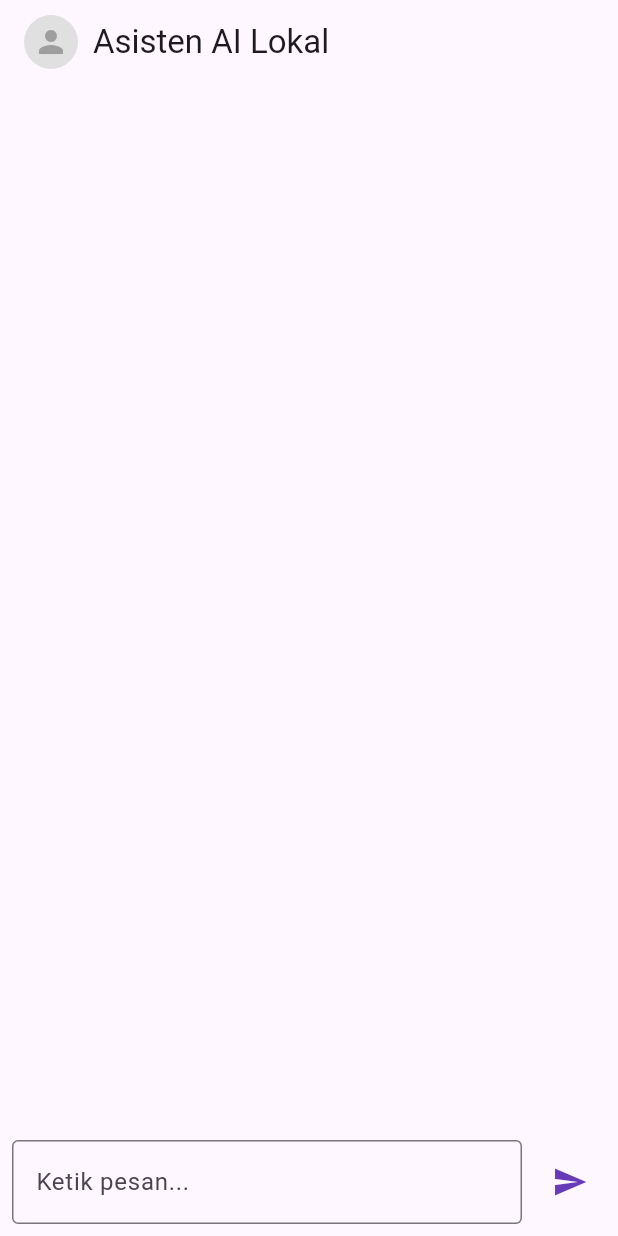
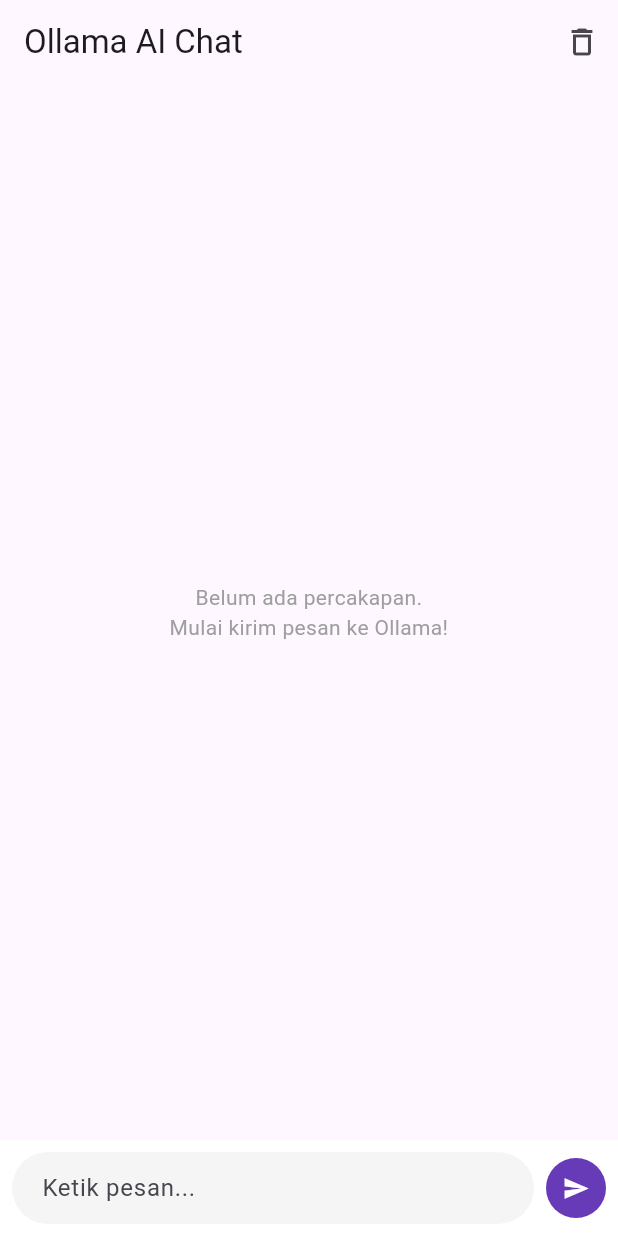
Before and after one commit to zmarty-hub/zm-assistant, a Flutter app: the screen it shows after launch, after a tap on the "send" icon, on a phone screen of 412 x 824 dp. Run offline on Flutter 3.47's test engine with Material 3 defaults, Android fonts, the phone set to English and light mode, and no system bars; our stand-ins replace shared_preferences.

Commit message:
Update main.dart

```diff
--- a/lib/main.dart
+++ b/lib/main.dart
@@ -1,12 +1,11 @@
 import 'dart:convert';
-import 'dart:async';
-import 'dart:io';
 import 'package:flutter/material.dart';
 import 'package:http/http.dart' as http;
-import 'package:image_picker/image_picker.dart';
 import 'package:shared_preferences/shared_preferences.dart';
 
-void main() => runApp(const MyApp());
+void main() {
+  runApp(const MyApp());
+}
 
 class MyApp extends StatelessWidget {
   const MyApp({super.key});
@@ -14,10 +13,13 @@ class MyApp extends StatelessWidget {
   @override
   Widget build(BuildContext context) {
     return MaterialApp(
+      title: 'Ollama Chat',
+      theme: ThemeData(
+        colorScheme: ColorScheme.fromSeed(seedColor: Colors.deepPurple),
+        useMaterial3: true,
+      ),
+      home: const ChatScreen(),
       debugShowCheckedModeBanner: false,
-      title: 'Ollama Chat',
-      theme: ThemeData(primarySwatch: Colors.deepPurple),
-      home: const ChatScreen(),
     );
   }
 }
@@ -31,134 +33,154 @@ class ChatScreen extends StatefulWidget {
 
 class _ChatScreenState extends State<ChatScreen> {
   final TextEditingController _controller = TextEditingController();
-  final List<Map<String, String>> _messages = [];
+  final ScrollController _scrollController = ScrollController();
+  List<Map<String, String>> _messages = [];
   bool _isLoading = false;
-  String? _profileImagePath;
 
-  // URL Ollama (Ganti IP dengan IP Lokal Laptop Anda)
+  // Sesuaikan IP laptop Anda di sini
   final String _localUrl = "http://192.168.1.27:11434/api/chat";
-  final String _publicUrl = "https://ollama.zarai.my.id/api/chat";
   final String _modelName = "gemma4-chatollama";
 
   @override
   void initState() {
     super.initState();
-    _loadProfileImage();
+    _loadHistory();
   }
 
-  // Fungsi memuat foto profil dari memori saat aplikasi dibuka
-  Future<void> _loadProfileImage() async {
+  // Memuat riwayat chat dari SharedPreferences agar tersimpan permanen
+  Future<void> _loadHistory() async {
     final prefs = await SharedPreferences.getInstance();
+    final String? historyString = prefs.getString('chat_history');
+    if (historyString != null) {
+      final List<dynamic> decoded = jsonDecode(historyString);
       setState(() {
-      _profileImagePath = prefs.getString('profile_image_path');
-    });
-  }
-
-  // Fungsi membuka galeri dan menyimpan foto profil baru
-  Future<void> _pickImage() async {
-    final ImagePicker picker = ImagePicker();
-    final XFile? image = await picker.pickImage(source: ImageSource.gallery);
-
-    if (image != null) {
-      final prefs = await SharedPreferences.getInstance();
-      await prefs.setString('profile_image_path', image.path);
-      setState(() {
-        _profileImagePath = image.path;
+        _messages = decoded.map((item) => Map<String, String>.from(item)).toList();
       });
     }
   }
 
+  // Menyimpan riwayat chat secara otomatis
+  Future<void> _saveHistory() async {
+    final prefs = await SharedPreferences.getInstance();
+    await prefs.setString('chat_history', jsonEncode(_messages));
+  }
+
+  // Menghapus riwayat chat
+  Future<void> _clearHistory() async {
+    final prefs = await SharedPreferences.getInstance();
+    await prefs.remove('chat_history');
+    setState(() {
+      _messages.clear();
+    });
+  }
+
   Future<void> _sendMessage() async {
-    if (_controller.text.trim().isEmpty) return;
+    final text = _controller.text.trim();
+    if (text.isEmpty) return;
 
-    final userText = _controller.text;
     _controller.clear();
-
     setState(() {
-      _messages.add({"role": "user", "content": userText});
+      _messages.add({"role": "user", "content": text});
       _isLoading = true;
     });
+    _saveHistory();
+    _scrollToBottom();
 
-    final payload = jsonEncode({
+    try {
+      final response = await http.post(
+        Uri.parse(_localUrl),
+        headers: {"Content-Type": "application/json"},
+        body: jsonEncode({
           "model": _modelName,
           "messages": _messages,
           "stream": false,
-    });
-
-    try {
-      http.Response response;
-      try {
-        response = await http.post(
-          Uri.parse(_localUrl),
-          headers: {"Content-Type": "application/json"},
-          body: payload,
-        ).timeout(const Duration(seconds: 3));
-      } catch (e) {
-        response = await http.post(
-          Uri.parse(_publicUrl),
-          headers: {"Content-Type": "application/json"},
-          body: payload,
+        }),
       );
-      }
 
       if (response.statusCode == 200) {
         final data = jsonDecode(response.body);
-        final botReply = data['message']['content'];
-
+        final botReply = data['message']['content'] ?? "Tidak ada respons.";
         setState(() {
           _messages.add({"role": "assistant", "content": botReply});
         });
       } else {
         setState(() {
-          _messages.add({
-            "role": "assistant",
-            "content": "Error: Gagal terhubung ke server (${response.statusCode})"
-          });
+          _messages.add({"role": "assistant", "content": "Error server: ${response.statusCode}"});
         });
       }
     } catch (e) {
       setState(() {
-        _messages.add({
-          "role": "assistant",
-          "content": "Error koneksi total. Pastikan laptop menyala dan Ollama aktif."
-        });
+        _messages.add({"role": "assistant", "content": "Gagal terhubung ke Ollama. Periksa kembali IP dan jaringan."});
       });
     } finally {
       setState(() {
         _isLoading = false;
       });
+      _saveHistory();
+      _scrollToBottom();
     }
+  }
+
+  void _scrollToBottom() {
+    WidgetsBinding.instance.addPostFrameCallback((_) {
+      if (_scrollController.hasClients) {
+        _scrollController.animateTo(
+          _scrollController.position.maxScrollExtent,
+          duration: const Duration(milliseconds: 300),
+          curve: Curves.easeOut,
+        );
+      }
+    });
   }
 
   @override
   Widget build(BuildContext context) {
     return Scaffold(
       appBar: AppBar(
-        title: Row(
-          children: [
-            GestureDetector(
-              onTap: _pickImage, // Jika ditekan, akan membuka galeri HP
-              child: CircleAvatar(
-                radius: 18,
-                backgroundColor: Colors.grey[300],
-                backgroundImage: _profileImagePath != null
-                    ? FileImage(File(_profileImagePath!))
-                    : null,
-                child: _profileImagePath == null
-                    ? const Icon(Icons.person, color: Colors.grey)
-                    : null,
+        title: const Text('Ollama AI Chat'),
+        actions: [
+          IconButton(
+            icon: const Icon(Icons.delete_outline),
+            tooltip: 'Hapus Riwayat Chat',
+            onPressed: () {
+              showDialog(
+                context: context,
+                builder: (context) => AlertDialog(
+                  title: const Text('Hapus Riwayat'),
+                  content: const Text('Apakah Anda yakin ingin menghapus semua riwayat chat?'),
+                  actions: [
+                    TextButton(
+                      onPressed: () => Navigator.pop(context),
+                      child: const Text('Batal'),
                     ),
+                    TextButton(
+                      onPressed: () {
+                        _clearHistory();
+                        Navigator.pop(context);
+                      },
+                      child: const Text('Hapus', style: TextStyle(color: Colors.red)),
                     ),
-            const SizedBox(width: 10),
-            const Text('Asisten AI Lokal'),
                   ],
                 ),
+              );
+            },
+          ),
+        ],
       ),
       body: Column(
         children: [
           Expanded(
-            child: ListView.builder(
-              padding: const EdgeInsets.all(8.0),
+            child: _messages.isEmpty
+                ? const Center(
+                    child: Text(
+                      'Belum ada percakapan.\nMulai kirim pesan ke Ollama!',
+                      textAlign: TextAlign.center,
+                      style: TextStyle(color: Colors.grey),
+                    ),
+                  )
+                : ListView.builder(
+                    controller: _scrollController,
+                    padding: const EdgeInsets.all(12),
                     itemCount: _messages.length,
                     itemBuilder: (context, index) {
                       final msg = _messages[index];
@@ -167,14 +189,19 @@ class _ChatScreenState extends State<ChatScreen> {
                         alignment: isUser ? Alignment.centerRight : Alignment.centerLeft,
                         child: Container(
                           margin: const EdgeInsets.symmetric(vertical: 4),
-                    padding: const EdgeInsets.all(12),
-                    constraints: BoxConstraints(
-                        maxWidth: MediaQuery.of(context).size.width * 0.75),
+                          padding: const EdgeInsets.symmetric(horizontal: 14, vertical: 10),
+                          constraints: BoxConstraints(maxWidth: MediaQuery.of(context).size.width * 0.75),
                           decoration: BoxDecoration(
-                      color: isUser ? Colors.deepPurple[100] : Colors.grey[200],
-                      borderRadius: BorderRadius.circular(12),
+                            color: isUser ? Colors.deepPurple : Colors.grey.shade200,
+                            borderRadius: BorderRadius.circular(16),
                           ),
-                    child: Text(msg['content'] ?? ''),
+                          child: Text(
+                            msg['content'] ?? '',
+                            style: TextStyle(
+                              color: isUser ? Colors.white : Colors.black87,
+                              fontSize: 16,
+                            ),
+                          ),
                         ),
                       );
                     },
@@ -183,26 +210,36 @@ class _ChatScreenState extends State<ChatScreen> {
           if (_isLoading)
             const Padding(
               padding: EdgeInsets.all(8.0),
-              child: CircularProgressIndicator(),
+              child: LinearProgressIndicator(),
             ),
-          Padding(
-            padding: const EdgeInsets.all(8.0),
+          Container(
+            padding: const EdgeInsets.all(8),
+            color: Colors.white,
             child: Row(
               children: [
                 Expanded(
                   child: TextField(
                     controller: _controller,
-                    decoration: const InputDecoration(
+                    decoration: InputDecoration(
                       hintText: 'Ketik pesan...',
-                      border: OutlineInputBorder(),
+                      border: OutlineInputBorder(
+                        borderRadius: BorderRadius.circular(24),
+                        borderSide: BorderSide.none,
+                      ),
+                      filled: true,
+                      fillColor: Colors.grey.shade100,
+                      contentPadding: const EdgeInsets.symmetric(horizontal: 16, vertical: 10),
                     ),
                     onSubmitted: (_) => _sendMessage(),
                   ),
                 ),
                 const SizedBox(width: 8),
-                IconButton(
-                  icon: const Icon(Icons.send, color: Colors.deepPurple),
+                CircleAvatar(
+                  backgroundColor: Colors.deepPurple,
+                  child: IconButton(
+                    icon: const Icon(Icons.send, color: Colors.white, size: 18),
                     onPressed: _sendMessage,
+                  ),
                 ),
               ],
             ),
```
Lines whose indentation alone changed are shown as unchanged.
